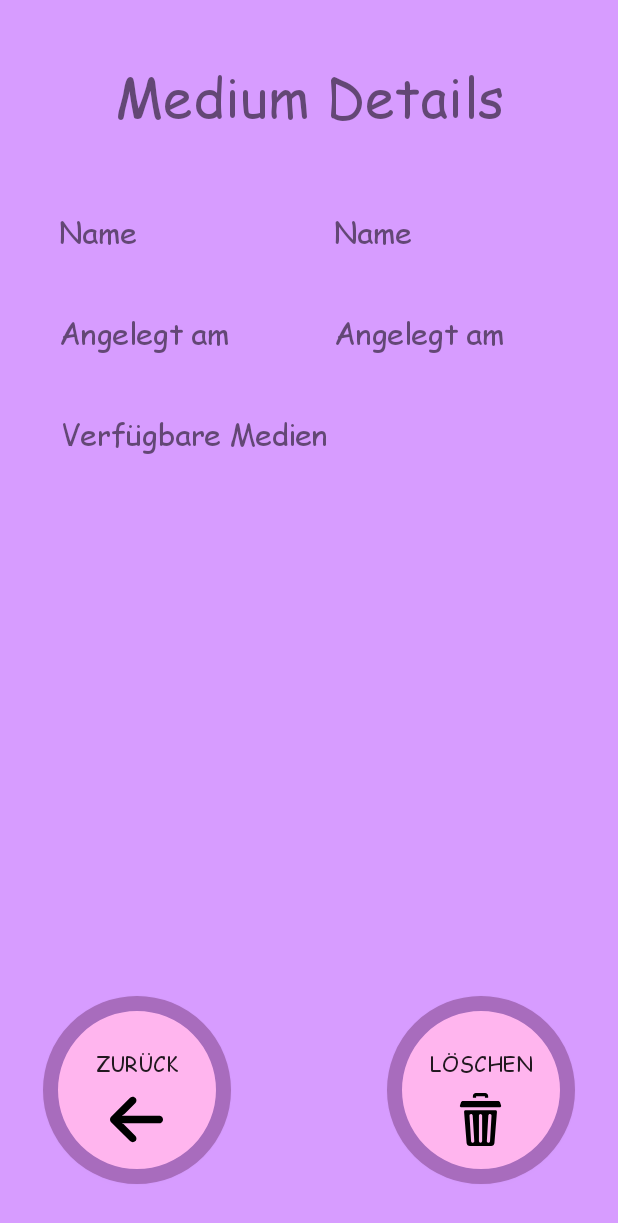
After one commit to S1n93r/Tombolator, an Android app: the layout fragment_tombola_details.xml on its own in the app's theme, with its tools: preview values and no code run, on a phone screen of 412 x 824 dp. The commit adds this screen. Shown: the top 1223 px of the screen. Run offline under Robolectric (Android 15) with nearby library versions, the phone set to English and light mode, and no system bars.

Commit message:
implemented tombola details view and delete function

```diff
--- a/app/src/main/java/com/example/tombolator/tombolas/TombolaCreateNewFragment.java
+++ b/app/src/main/java/com/example/tombolator/tombolas/TombolaCreateNewFragment.java
@@ -75,7 +75,7 @@ public class TombolaCreateNewFragment extends Fragment {
 
                     resetForm();
 
-                    parent.switchToStartView();
+                    parent.switchToMainView();
                 }
             }
         });
@@ -83,7 +83,7 @@ public class TombolaCreateNewFragment extends Fragment {
         backButton.setOnClickListener(new View.OnClickListener() {
             @Override
             public void onClick(View v) {
-                parent.switchToStartView();
+                parent.switchToMainView();
             }
         });
     }
--- /dev/null
+++ b/app/src/main/res/layout/fragment_tombola_details.xml
@@ -0,0 +1,136 @@
+<?xml version="1.0" encoding="utf-8"?>
+<androidx.constraintlayout.widget.ConstraintLayout
+        xmlns:android="http://schemas.android.com/apk/res/android"
+        xmlns:app="http://schemas.android.com/apk/res-auto"
+        xmlns:tools="http://schemas.android.com/tools"
+        android:background="#d79cff"
+        android:layout_width="match_parent"
+        android:layout_height="match_parent"
+        tools:context=".media.MediaDetailsFragment">
+    <TextView
+            android:layout_width="wrap_content"
+            android:layout_height="wrap_content"
+            android:text="@string/title_media_details"
+            app:layout_constraintLeft_toLeftOf="parent"
+            app:layout_constraintRight_toRightOf="parent"
+            app:layout_constraintTop_toTopOf="parent"
+            android:fontFamily="@font/comic_sans_ms"
+            android:textSize="36sp"
+            android:id="@+id/text_view_title"
+            app:layout_constraintBottom_toBottomOf="parent"
+            app:layout_constraintHorizontal_bias="0.5"
+            app:layout_constraintVertical_bias="0.05"/>
+    <Button
+            android:text="@string/button_back"
+            android:drawableBottom="@drawable/ic_arrow"
+            android:padding="25dp"
+            android:layout_width="125dp"
+            android:layout_height="125dp"
+            android:id="@+id/button_back"
+            android:background="@drawable/oval_button_purple"
+            android:fontFamily="@font/comic_sans_ms"
+            android:textSize="14sp"
+            app:layout_constraintStart_toStartOf="parent"
+            app:layout_constraintBottom_toBottomOf="parent"
+            app:layout_constraintTop_toTopOf="parent"
+            app:layout_constraintVertical_bias="0.95"
+            app:layout_constraintEnd_toEndOf="parent"
+            app:layout_constraintHorizontal_bias="0.1"/>
+    <Button
+            android:text="@string/button_delete"
+            android:drawableBottom="@drawable/ic_delete"
+            android:padding="25dp"
+            android:layout_width="125dp"
+            android:layout_height="125dp"
+            android:id="@+id/button_delete"
+            android:background="@drawable/oval_button_purple"
+            android:fontFamily="@font/comic_sans_ms"
+            android:textSize="14sp"
+            app:layout_constraintStart_toStartOf="parent"
+            app:layout_constraintBottom_toBottomOf="parent"
+            app:layout_constraintTop_toTopOf="parent"
+            app:layout_constraintVertical_bias="0.95"
+            app:layout_constraintEnd_toEndOf="parent"
+            app:layout_constraintHorizontal_bias="0.9"/>
+    <TextView
+            android:fontFamily="@font/comic_sans_ms"
+            android:textSize="20sp"
+            android:layout_width="150dp"
+            android:layout_height="35dp"
+            android:ems="10"
+            android:id="@+id/name_label"
+            app:layout_constraintTop_toTopOf="parent"
+            android:layout_marginTop="140dp"
+            android:text="@string/label_name"
+            app:layout_constraintStart_toStartOf="parent"
+            app:layout_constraintEnd_toEndOf="parent"
+            app:layout_constraintHorizontal_bias="0.15"/>
+    <TextView
+            android:fontFamily="@font/comic_sans_ms"
+            android:textSize="20sp"
+            android:layout_width="150dp"
+            android:layout_height="35dp"
+            android:ems="10"
+            android:id="@+id/name_value"
+            app:layout_constraintTop_toTopOf="parent"
+            android:layout_marginTop="140dp"
+            android:text="@string/label_name"
+            app:layout_constraintStart_toStartOf="parent"
+            app:layout_constraintEnd_toEndOf="parent"
+            app:layout_constraintHorizontal_bias="0.85"/>
+    <TextView
+            android:fontFamily="@font/comic_sans_ms"
+            android:textSize="20sp"
+            android:layout_width="150dp"
+            android:layout_height="35dp"
+            android:ems="10"
+            android:id="@+id/created_at_label"
+            android:text="@string/label_created_at"
+            app:layout_constraintStart_toStartOf="parent"
+            app:layout_constraintEnd_toEndOf="parent"
+            app:layout_constraintHorizontal_bias="0.15"
+            app:layout_constraintTop_toBottomOf="@+id/name_label"
+            android:layout_marginTop="32dp"/>
+    <TextView
+            android:fontFamily="@font/comic_sans_ms"
+            android:textSize="20sp"
+            android:layout_width="150dp"
+            android:layout_height="35dp"
+            android:ems="10"
+            android:id="@+id/created_at_value"
+            android:text="@string/label_created_at"
+            app:layout_constraintStart_toStartOf="parent"
+            app:layout_constraintEnd_toEndOf="parent"
+            app:layout_constraintHorizontal_bias="0.85"
+            app:layout_constraintTop_toBottomOf="@+id/name_value"
+            android:layout_marginTop="32dp"/>
+    <TextView
+            android:text="@string/title_media_available"
+            android:textSize="20sp"
+            android:fontFamily="@font/comic_sans_ms"
+            android:layout_width="wrap_content"
+            android:layout_height="wrap_content"
+            android:id="@+id/textView"
+            app:layout_constraintEnd_toEndOf="parent"
+            app:layout_constraintStart_toStartOf="parent"
+            app:layout_constraintHorizontal_bias="0.174"
+            app:layout_constraintTop_toBottomOf="@+id/created_at_label"
+            android:layout_marginTop="32dp"/>
+    <ScrollView
+            android:layout_width="334dp"
+            android:layout_height="250dp"
+            app:layout_constraintBottom_toBottomOf="parent"
+            app:layout_constraintStart_toStartOf="parent"
+            app:layout_constraintEnd_toEndOf="parent"
+            app:layout_constraintHorizontal_bias="0.493"
+            app:layout_constraintVertical_bias="0
+"
+            android:id="@+id/scrollView2"
+            app:layout_constraintTop_toBottomOf="@+id/textView">
+        <LinearLayout
+                android:id="@+id/linear_layout_available_media"
+                android:layout_width="match_parent"
+                android:layout_height="wrap_content"
+                android:orientation="vertical"/>
+    </ScrollView>
+</androidx.constraintlayout.widget.ConstraintLayout>
```
Also changed, not shown: app/src/main/java/com/example/tombolator/tombolas/TombolaDetailsFragment.java (added, +109 -0 lines), app/src/main/java/com/example/tombolator/tombolas/TombolaMainFragment.java (+16 -1 lines), app/src/main/java/com/example/tombolator/tombolas/TombolasActivity.java (+11 -2 lines), app/src/main/java/com/example/tombolator/tombolas/TombolasActivityViewModel.java (+17 -0 lines), 1 other file.
